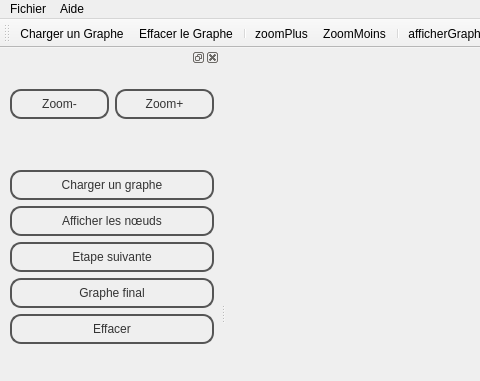
Qt form Simulations/ShowGraph/mainwindow.ui (Patre/Energy-saving-in-sensors--networks) before a commit; both pictures show x 0 to 480 and y 0 to 381 of the 800 by 600 pixel window.
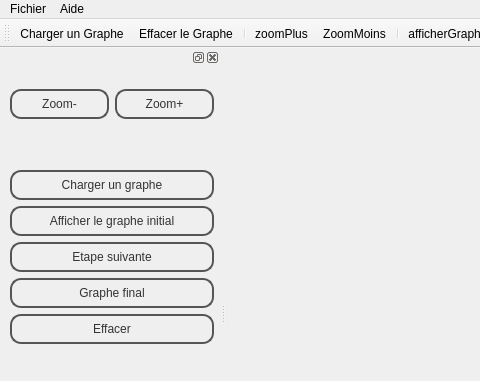
The same form after that commit. Icons and pictures are not drawn.

The edit to the form file:
```diff
--- a/Simulations/ShowGraph/mainwindow.ui
+++ b/Simulations/ShowGraph/mainwindow.ui
@@ -325,7 +325,7 @@
          </size>
         </property>
         <property name="text">
-         <string>Afficher les nœuds</string>
+         <string>Afficher le graphe initial</string>
         </property>
        </widget>
       </item>
```
Left out of the diff: 33 changed lines with no effect on the pictures.
